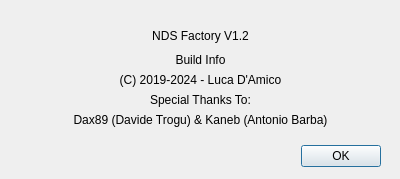
The window that ui/dialogs/about/aboutdialog.ui (Luca1991/NDSFactory) describes before a commit, drawn with Qt 5.
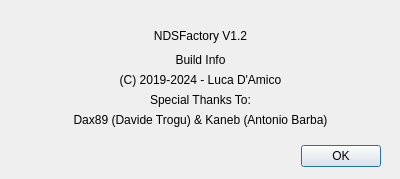
The same window after the commit.

```diff
--- a/ui/dialogs/about/aboutdialog.ui
+++ b/ui/dialogs/about/aboutdialog.ui
@@ -42,7 +42,7 @@
     <bool>false</bool>
    </property>
    <property name="text">
-    <string>NDS Factory V1.2</string>
+    <string>NDSFactory V1.2</string>
    </property>
    <property name="alignment">
     <set>Qt::AlignmentFlag::AlignCenter</set>
```
